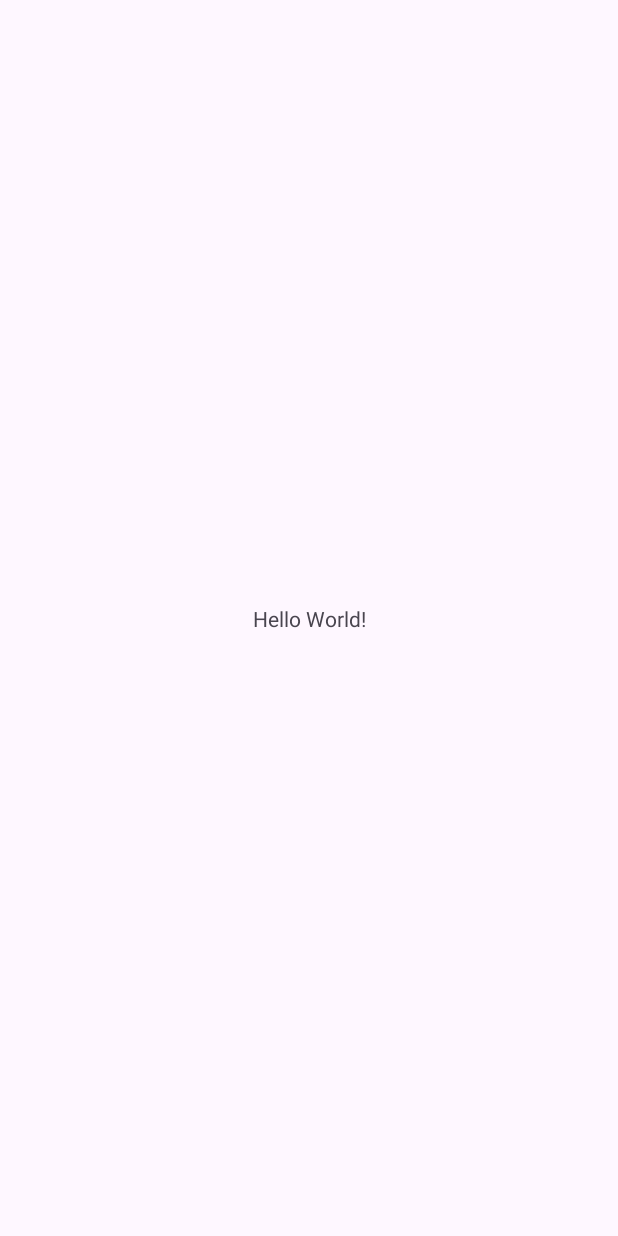
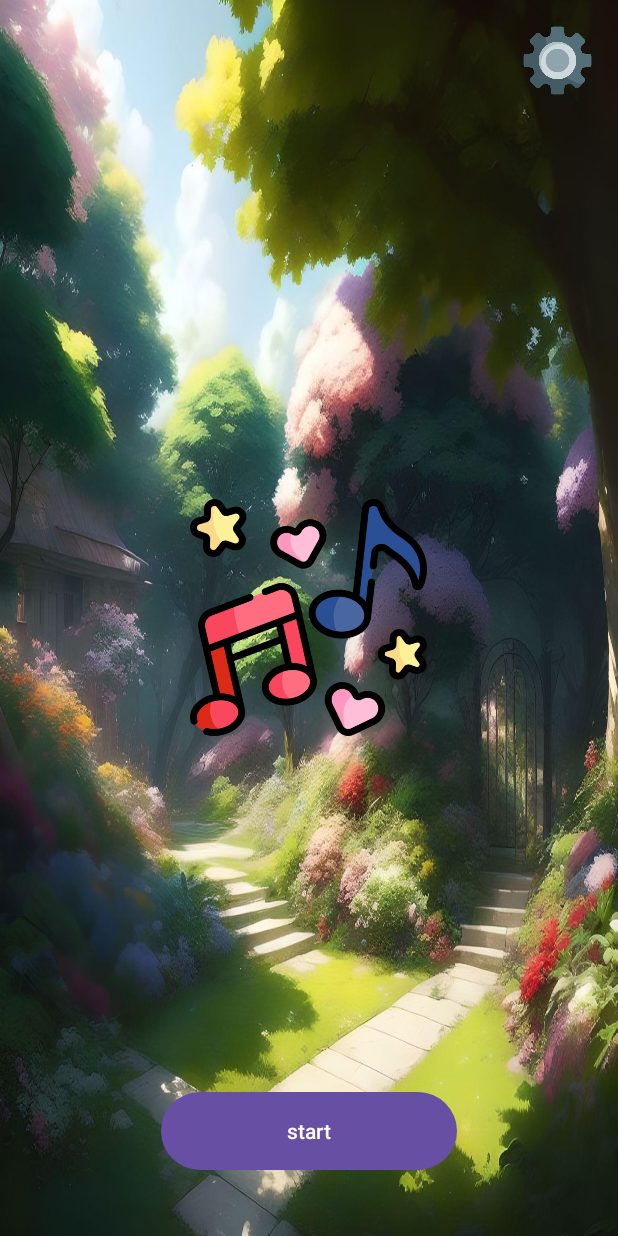
Before and after one commit to JoshLiu1015/Android-Game-BeetBoxing, an Android app: the screen it shows after launch (MainActivity), on a phone screen of 412 x 824 dp. Before the commit the screen is almost empty. Run offline under Robolectric (Android 15) with nearby library versions, the phone set to English and light mode, and no system bars.

Commit message:
main menu and setting

```diff
--- a/app/build.gradle
+++ b/app/build.gradle
@@ -33,6 +33,7 @@ dependencies {
     implementation 'androidx.appcompat:appcompat:1.6.1'
     implementation 'com.google.android.material:material:1.9.0'
     implementation 'androidx.constraintlayout:constraintlayout:2.1.4'
+    implementation 'androidx.preference:preference:1.2.0'
     testImplementation 'junit:junit:4.13.2'
     androidTestImplementation 'androidx.test.ext:junit:1.1.5'
     androidTestImplementation 'androidx.test.espresso:espresso-core:3.5.1'
--- a/app/src/main/AndroidManifest.xml
+++ b/app/src/main/AndroidManifest.xml
@@ -13,6 +13,10 @@
         android:theme="@style/Theme.Beet_boxing"
         tools:targetApi="31">
         <activity
+            android:name=".SettingsActivity"
+            android:exported="false"
+            android:label="@string/title_activity_settings" />
+        <activity
             android:name=".MainActivity"
             android:exported="true">
             <intent-filter>
--- a/app/src/main/java/com/cs407/beet_boxing/MainActivity.java
+++ b/app/src/main/java/com/cs407/beet_boxing/MainActivity.java
@@ -2,13 +2,40 @@ package com.cs407.beet_boxing;
 
 import androidx.appcompat.app.AppCompatActivity;
 
+import android.content.Intent;
 import android.os.Bundle;
+import android.util.Log;
+import android.view.View;
+import android.widget.Button;
+import android.widget.ImageButton;
+import android.widget.Toast;
 
 public class MainActivity extends AppCompatActivity {
-
+    private Button startButton;
+    private ImageButton setting;
     @Override
     protected void onCreate(Bundle savedInstanceState) {
         super.onCreate(savedInstanceState);
         setContentView(R.layout.activity_main);
+        startButton = findViewById(R.id.startButton);
+        setting = findViewById(R.id.setting);
+        setting.setOnClickListener(new View.OnClickListener() {
+            @Override
+            public void onClick(View view) {
+                openSetting();
+            }
+        });
+
+
+    }
+
+    public void startGame(View view){
+        Log.i("INFO", "Button Pressed");
+        Toast.makeText(this, "start game", Toast.LENGTH_SHORT).show();
+    }
+
+    public void openSetting(){
+        Intent intent = new Intent(this, SettingsActivity.class);
+        startActivity(intent);
     }
 }
--- a/app/src/main/res/layout/activity_main.xml
+++ b/app/src/main/res/layout/activity_main.xml
@@ -1,18 +1,40 @@
 <?xml version="1.0" encoding="utf-8"?>
-<androidx.constraintlayout.widget.ConstraintLayout xmlns:android="http://schemas.android.com/apk/res/android"
+<RelativeLayout xmlns:android="http://schemas.android.com/apk/res/android"
     xmlns:app="http://schemas.android.com/apk/res-auto"
     xmlns:tools="http://schemas.android.com/tools"
     android:layout_width="match_parent"
     android:layout_height="match_parent"
-    tools:context=".MainActivity">
+    tools:context=".MainActivity"
+    android:background="@drawable/background2">
 
-    <TextView
-        android:layout_width="wrap_content"
-        android:layout_height="wrap_content"
-        android:text="Hello World!"
-        app:layout_constraintBottom_toBottomOf="parent"
-        app:layout_constraintEnd_toEndOf="parent"
-        app:layout_constraintStart_toStartOf="parent"
-        app:layout_constraintTop_toTopOf="parent" />
+    <ImageButton
+        android:id="@+id/setting"
+        android:layout_width="50dp"
+        android:layout_height="50dp"
+        android:layout_alignParentTop="true"
+        android:layout_alignParentEnd="true"
+        android:layout_alignParentRight="true"
+        android:layout_marginTop="15dp"
+        android:layout_marginRight="15dp"
+        android:background="@drawable/setting2"
+        android:contentDescription="Setting"
+        android:onClick="settingClick" />
 
-</androidx.constraintlayout.widget.ConstraintLayout>
+    <Button
+        android:id="@+id/startButton"
+        android:layout_width="197dp"
+        android:layout_height="60dp"
+        android:layout_alignParentBottom="true"
+        android:layout_centerHorizontal="true"
+        android:layout_marginBottom="40dp"
+        android:onClick="startGame"
+        android:text="start" />
+
+    <ImageView
+        android:id="@+id/imageView"
+        android:layout_width="214dp"
+        android:layout_height="158dp"
+        android:layout_centerInParent="true"
+        android:src="@drawable/music" />
+
+</RelativeLayout>
```
Also changed, not shown: app/src/main/java/com/cs407/beet_boxing/SettingsActivity.java (added, +62 -0 lines), app/src/main/res/layout/settings_activity.xml (added, +100 -0 lines), app/src/main/res/values/arrays.xml (added, +12 -0 lines), app/src/main/res/values/strings.xml (+16 -0 lines), app/src/main/res/xml/root_preferences.xml (added, +35 -0 lines), app/src/main/res/drawable/background.jpg (added), app/src/main/res/drawable/background2.jpg (added), app/src/main/res/drawable/music.png (added), app/src/main/res/drawable/setting2.png (added), app/src/main/res/drawable/settings.png (added).
